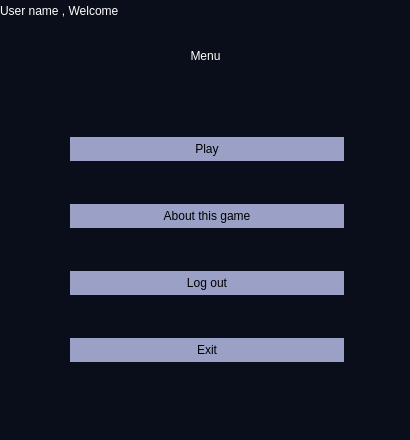
Old version of the form Sudoku/menu.ui in the repository UIAP4002-Dr-Mahdavi/mini-project-2-sudoku-Hsoonaik.
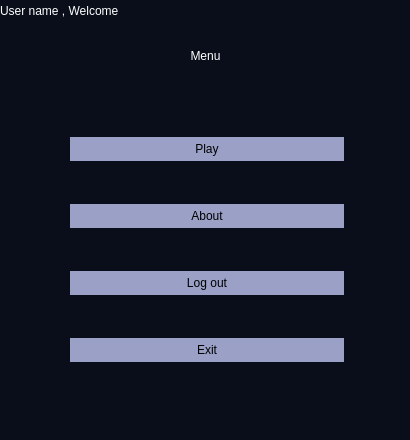
New version of the form.

Commit message: About form were added -#- its done !

The edit to the form file:
```diff
--- a/Sudoku/menu.ui
+++ b/Sudoku/menu.ui
@@ -77,7 +77,7 @@
 border-radius : 15px;</string>
        </property>
        <property name="text">
-        <string>About this game</string>
+        <string>About</string>
        </property>
       </widget>
      </item>
```
The commit also changes 44 other files.
